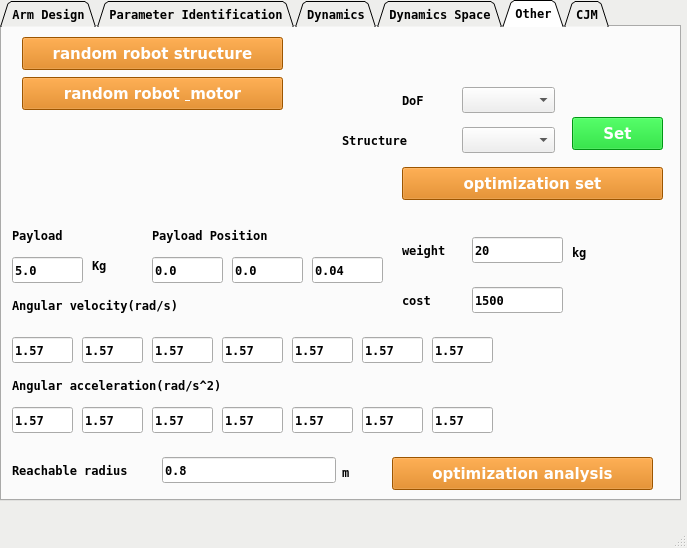
The window that interface_control/scripts/main.ui (SamKaiYang/Optimization-of-robotic-arm-design_dynamixel) describes before a commit, drawn with Qt 5.
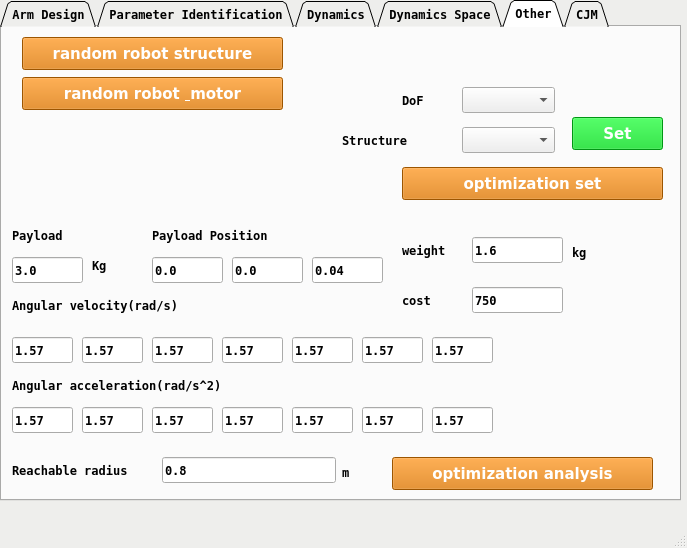
The same window after the commit. Icons and pictures are not drawn. Custom widgets are drawn as their Qt base class.

What changed in the file:
```diff
--- a/interface_control/scripts/main.ui
+++ b/interface_control/scripts/main.ui
@@ -4586,7 +4586,7 @@
        </rect>
       </property>
       <property name="text">
-       <string>5.0</string>
+       <string>3.0</string>
       </property>
      </widget>
      <widget class="QLabel" name="label_26">
@@ -5271,7 +5271,7 @@
        </rect>
       </property>
       <property name="text">
-       <string>20</string>
+       <string>1.6</string>
       </property>
      </widget>
      <widget class="QLineEdit" name="lineEdit_op_cost">
@@ -5284,7 +5284,7 @@
        </rect>
       </property>
       <property name="text">
-       <string>1500</string>
+       <string>750</string>
       </property>
      </widget>
      <widget class="QLabel" name="label_62">
```
